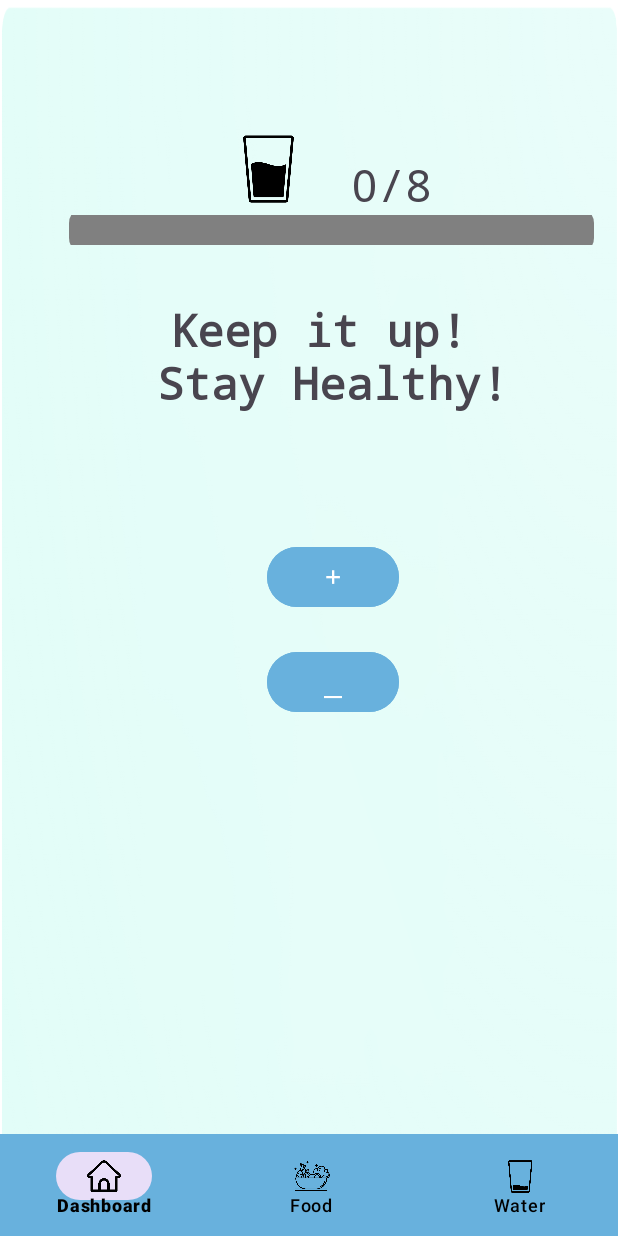
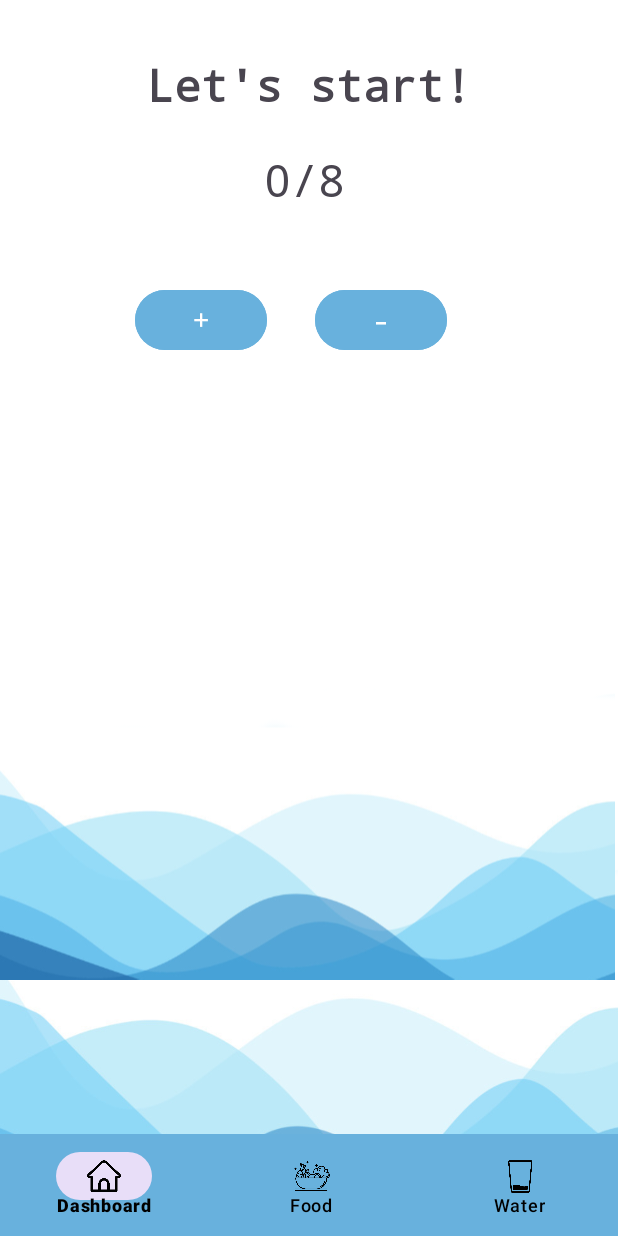
Before and after one commit to AyatKamona/Health-Harvest, an Android app: the WaterTrackerActivity screen opened directly, with no data from a screen before it, on a phone screen of 412 x 824 dp. Run offline under Robolectric (Android 15) with nearby library versions, the phone set to English and light mode, and no system bars.

Commit message:
redesigned water page

```diff
--- a/HealthHarvest/app/build.gradle
+++ b/HealthHarvest/app/build.gradle
@@ -35,9 +35,13 @@ android {
 dependencies {
 
     implementation 'androidx.core:core-ktx:1.8.0'
+    def lottieVersion = "3.4.0"
+    implementation "com.airbnb.android:lottie:$lottieVersion"
     implementation 'androidx.appcompat:appcompat:1.6.1'
     implementation 'com.google.android.material:material:1.5.0'
     implementation 'androidx.constraintlayout:constraintlayout:2.1.4'
+    implementation 'com.github.bumptech.glide:glide:4.12.0'
+    annotationProcessor 'com.github.bumptech.glide:compiler:4.12.0'
     testImplementation 'junit:junit:4.13.2'
     androidTestImplementation 'androidx.test.ext:junit:1.1.5'
     androidTestImplementation 'androidx.test.espresso:espresso-core:3.5.1'
--- a/HealthHarvest/app/src/main/AndroidManifest.xml
+++ b/HealthHarvest/app/src/main/AndroidManifest.xml
@@ -3,6 +3,7 @@
     xmlns:tools="http://schemas.android.com/tools">
     <uses-permission android:name="android.permission.FOREGROUND_SERVICE" />
     <uses-permission android:name="android.permission.POST_NOTIFICATIONS" />
+    <uses-permission android:name="android.permission.INTERNET" />
 
     <application
         android:allowBackup="true"
--- a/HealthHarvest/app/src/main/java/csci5708/mobilecomputing/healthharvest/WaterTrackerActivity.kt
+++ b/HealthHarvest/app/src/main/java/csci5708/mobilecomputing/healthharvest/WaterTrackerActivity.kt
@@ -19,31 +19,34 @@ import androidx.core.app.NotificationCompat
 import com.google.android.material.bottomnavigation.BottomNavigationView
 import csci5708.mobilecomputing.healthharvest.receivers.WaterNotificationActionReceiver
 import csci5708.mobilecomputing.healthharvest.services.WaterCounterNotificationService
+import com.bumptech.glide.Glide
+import com.bumptech.glide.load.resource.drawable.DrawableTransitionOptions
+import com.bumptech.glide.request.RequestOptions
 
 class WaterTrackerActivity : AppCompatActivity() {
 
     var count: Int = 0
-    private lateinit var waterIcon: ImageView
+    private var waveImages: Array<Int> = arrayOf(
+        R.drawable.wave0, R.drawable.wave1, R.drawable.wave2, R.drawable.wave3,
+        R.drawable.wave4, R.drawable.wave5, R.drawable.wave6, R.drawable.wave7,
+        R.drawable.wave8
+    )
+    private lateinit var waterFill: ImageView
     private lateinit var waterDatabaseHelper: WaterDatabaseHelper
     override fun onCreate(savedInstanceState: Bundle?) {
         super.onCreate(savedInstanceState)
         setContentView(R.layout.activity_water_tracker)
-
         val tvtext: TextView = findViewById(R.id.tvtext)
         val btnplus: Button = findViewById(R.id.btnplus)
         val btnminus: Button = findViewById(R.id.btnminus)
-        val progressBar: ProgressBar = findViewById(R.id.progressBar)
-        waterIcon = findViewById(R.id.waterIcon)
+        waterFill = findViewById(R.id.waterFill)
         val waterDialogue: TextView = findViewById(R.id.waterDialogue)
 
         waterDatabaseHelper = WaterDatabaseHelper(this)
         count = waterDatabaseHelper.getTotalWaterIntakeForToday()
         tvtext.setText("" + count)
         waterDialogue.setText("Let's start!")
-
-        progressBar.setProgress(count * 10)
         setwaterDialogue(waterDialogue, count)
-        animateIcons(waterDialogue)
 
         val bottomNavigationView: BottomNavigationView = findViewById(R.id.bottomNavigationView)
 
@@ -75,9 +78,7 @@ class WaterTrackerActivity : AppCompatActivity() {
             waterDatabaseHelper.addWaterIntakeForToday()
             count = waterDatabaseHelper.getTotalWaterIntakeForToday()
             tvtext.setText("" + count)
-            progressBar.setProgress(count * 10)
             setwaterDialogue(waterDialogue, count)
-            animateIcons(waterDialogue)
             updateNotification(this, count)
 
 
@@ -88,9 +89,7 @@ class WaterTrackerActivity : AppCompatActivity() {
                 waterDatabaseHelper.removeLatestWaterIntakeForToday()
                 count = waterDatabaseHelper.getTotalWaterIntakeForToday()
                 tvtext.setText("" + count)
-                progressBar.setProgress(count * 10)
                 setwaterDialogue(waterDialogue, count)
-                animateIcons(waterDialogue)
                 updateNotification(this, count)
             }
 
@@ -98,48 +97,22 @@ class WaterTrackerActivity : AppCompatActivity() {
         }
     }
 
-    private fun animateIcons(waterDialogue: TextView) {
+    private fun setwaterDialogue(waterDialogue: TextView, count: Int) {
+            val maxWaterLevel = 8
+            val clampedCount = count.coerceIn(0, maxWaterLevel)
 
-        val refreshRotation = ObjectAnimator.ofFloat(waterIcon, View.ROTATION, -45f, 0f, 45f, 0f)
-        refreshRotation.duration = 1000
-        refreshRotation.interpolator = AccelerateDecelerateInterpolator()
+            // Use Glide to load the image into the ImageView with Crossfade transition
+            Glide.with(this)
+                .load(waveImages[clampedCount])
+                .transition(DrawableTransitionOptions.withCrossFade())
+                .into(waterFill)
+        }
 
-        val starScaleX = ObjectAnimator.ofFloat(waterDialogue, View.SCALE_X, 1f, 1.2f, 1f)
-        starScaleX.duration = 500
-        starScaleX.repeatCount = 1
-        starScaleX.repeatMode = ObjectAnimator.REVERSE
-
-        val starScaleY = ObjectAnimator.ofFloat(waterDialogue, View.SCALE_Y, 1f, 1.2f, 1f)
-        starScaleY.duration = 500
-        starScaleY.repeatCount = 1
-        starScaleY.repeatMode = ObjectAnimator.REVERSE
-
-        val animatorSet = AnimatorSet()
-        animatorSet.playTogether(refreshRotation, starScaleX, starScaleY)
-        animatorSet.start()
+    override fun onDestroy() {
+        super.onDestroy()
+        Glide.with(this).clear(waterFill)
     }
 
-    private fun setwaterDialogue(waterDialogue: TextView, count: Int) {
-        if (count.equals(1)) {
-            waterDialogue.setText(getString(R.string.dialogue1))
-        } else if (count.equals(2)) {
-            waterDialogue.setText(getString(R.string.dialogue2))
-        } else if (count.equals(3)) {
-            waterDialogue.setText(getString(R.string.dialogue3))
-        } else if (count.equals(4)) {
-            waterDialogue.setText(getString(R.string.dialogue4))
-        } else if (count.equals(5)) {
-            waterDialogue.setText(getString(R.string.dialogue5))
-        } else if (count.equals(6)) {
-            waterDialogue.setText(getString(R.string.dialogue6))
-        } else if (count.equals(7)) {
-            waterDialogue.setText(getString(R.string.dialogue7))
-        } else if (count.equals(8)) {
-            waterDialogue.setText(getString(R.string.dialogue8))
-        } else {
-            waterDialogue.setText(getString(R.string.dialogue9))
-        }
-    }
 
     private fun getPendingIntentForAction(context: Context, action: String): PendingIntent {
         val intent = Intent(context, WaterNotificationActionReceiver::class.java).apply {
--- a/HealthHarvest/app/src/main/res/layout/activity_user_dashboard.xml
+++ b/HealthHarvest/app/src/main/res/layout/activity_user_dashboard.xml
@@ -28,8 +28,8 @@
 
     <ImageView
         android:id="@+id/tree_pic"
-        android:layout_width="329dp"
-        android:layout_height="393dp"
+        android:layout_width="319dp"
+        android:layout_height="375dp"
         android:foregroundGravity="center"
         app:layout_constraintBottom_toBottomOf="parent"
         app:layout_constraintEnd_toEndOf="parent"
@@ -104,8 +104,8 @@
 
     <TextView
         android:id="@+id/whatsNeeded"
-        android:layout_width="396dp"
-        android:layout_height="49dp"
+        android:layout_width="408dp"
+        android:layout_height="56dp"
         android:background="@drawable/bordersquare"
         android:fontFamily="monospace"
         android:gravity="center"
--- a/HealthHarvest/app/src/main/res/layout/activity_water_tracker.xml
+++ b/HealthHarvest/app/src/main/res/layout/activity_water_tracker.xml
@@ -1,89 +1,61 @@
 <?xml version="1.0" encoding="utf-8"?>
-<androidx.constraintlayout.widget.ConstraintLayout xmlns:android="http://schemas.android.com/apk/res/android"
+<androidx.constraintlayout.widget.ConstraintLayout  xmlns:android="http://schemas.android.com/apk/res/android"
     xmlns:app="http://schemas.android.com/apk/res-auto"
     xmlns:tools="http://schemas.android.com/tools"
     android:layout_width="match_parent"
     android:layout_height="match_parent"
-    android:background="@drawable/startbackground"
+    android:background="@drawable/wave0"
     tools:context=".WaterTrackerActivity">
 
-
-    <ProgressBar
-        android:id="@+id/progressBar"
-        style="@android:style/Widget.ProgressBar.Horizontal"
-        android:layout_width="350dp"
-        android:layout_height="20dp"
-        android:max="80"
-        android:progress="0"
-        android:progressDrawable="@drawable/my_progressbar"
+    <ImageView
+        android:id="@+id/waterFill"
+        android:layout_width="410dp"
+        android:layout_height="663dp"
         app:layout_constraintBottom_toBottomOf="parent"
         app:layout_constraintEnd_toEndOf="parent"
-        app:layout_constraintHorizontal_bias="0.737"
+        app:layout_constraintHorizontal_bias="0.0"
         app:layout_constraintStart_toStartOf="parent"
         app:layout_constraintTop_toTopOf="parent"
-        app:layout_constraintVertical_bias="0.178" />
+        app:layout_constraintVertical_bias="0.0" />
 
-    <TextView
-        android:id="@+id/waterDialogue"
-        android:layout_width="wrap_content"
-        android:layout_height="wrap_content"
-        android:layout_marginTop="36dp"
-        android:backgroundTint="#68B1DD"
-        android:fontFamily="monospace"
-        android:text="Water Tracker"
-        android:textAlignment="center"
-        android:textSize="30sp"
-        android:textStyle="bold"
-        app:layout_constraintEnd_toEndOf="@+id/progressBar"
-        app:layout_constraintHorizontal_bias="0.504"
-        app:layout_constraintStart_toStartOf="@+id/progressBar"
-        app:layout_constraintTop_toBottomOf="@+id/progressBar" />
 
     <androidx.appcompat.widget.LinearLayoutCompat
-        android:layout_width="wrap_content"
-        android:layout_height="wrap_content"
-        tools:layout_editor_absoluteX="128dp"
-        tools:layout_editor_absoluteY="63dp"
+        android:layout_width="94dp"
+        android:layout_height="51dp"
+        android:layout_marginBottom="528dp"
         android:orientation="horizontal"
-        app:layout_constraintBottom_toTopOf="@+id/progressBar"
-        app:layout_constraintEnd_toEndOf="@+id/progressBar"
-        app:layout_constraintStart_toStartOf="@+id/progressBar">
-
-        <ImageView
-            android:id="@+id/waterIcon"
-            android:layout_width="50dp"
-            android:layout_height="50dp"
-            android:src="@drawable/ic_glass"
-            app:layout_constraintBottom_toTopOf="@+id/btnplus"
-            app:layout_constraintEnd_toEndOf="@+id/progressBar"
-            app:layout_constraintStart_toStartOf="@+id/progressBar"
-            app:layout_constraintTop_toBottomOf="@+id/progressBar" />
+        app:layout_constraintBottom_toBottomOf="@+id/waterFill"
+        app:layout_constraintEnd_toEndOf="parent"
+        app:layout_constraintHorizontal_bias="0.46"
+        app:layout_constraintStart_toStartOf="parent"
+        app:layout_constraintTop_toBottomOf="@+id/waterDialogue"
+        app:layout_constraintVertical_bias="1.0">
 
         <TextView
             android:id="@+id/tvtext"
             android:layout_width="wrap_content"
             android:layout_height="wrap_content"
+            android:fontFamily="monospace"
             android:paddingLeft="30dp"
             android:paddingTop="15dp"
-            android:fontFamily="monospace"
             android:text="WT"
             android:textSize="30sp"
-            app:layout_constraintBottom_toTopOf="@+id/btnplus"
-            app:layout_constraintEnd_toEndOf="@+id/progressBar"
-            app:layout_constraintStart_toStartOf="@+id/progressBar"
-            app:layout_constraintTop_toBottomOf="@+id/progressBar" />
+            app:layout_constraintBottom_toTopOf="parent"
+            app:layout_constraintEnd_toEndOf="parent"
+            app:layout_constraintStart_toStartOf="parent"
+            app:layout_constraintTop_toBottomOf="parent" />
 
         <TextView
             android:layout_width="wrap_content"
             android:layout_height="wrap_content"
+            android:fontFamily="monospace"
             android:paddingTop="15dp"
             android:text="/8"
-            android:fontFamily="monospace"
             android:textSize="30sp"
-            app:layout_constraintBottom_toTopOf="@+id/btnplus"
-            app:layout_constraintEnd_toEndOf="@+id/progressBar"
-            app:layout_constraintStart_toStartOf="@+id/progressBar"
-            app:layout_constraintTop_toBottomOf="@+id/progressBar" />
+            app:layout_constraintBottom_toTopOf="parent"
+            app:layout_constraintEnd_toEndOf="parent"
+            app:layout_constraintStart_toStartOf="parent"
+            app:layout_constraintTop_toBottomOf="parent" />
 
     </androidx.appcompat.widget.LinearLayoutCompat>
 
@@ -97,11 +69,11 @@
         android:textColor="@color/white"
         android:textSize="20sp"
         app:layout_constraintBottom_toBottomOf="parent"
-        app:layout_constraintEnd_toEndOf="@+id/progressBar"
-        app:layout_constraintHorizontal_bias="0.504"
-        app:layout_constraintStart_toStartOf="@+id/progressBar"
-        app:layout_constraintTop_toBottomOf="@+id/progressBar"
-        app:layout_constraintVertical_bias="0.322" />
+        app:layout_constraintEnd_toEndOf="parent"
+        app:layout_constraintHorizontal_bias="0.278"
+        app:layout_constraintStart_toStartOf="parent"
+        app:layout_constraintTop_toTopOf="parent"
+        app:layout_constraintVertical_bias="0.244" />
 
     <Button
         android:id="@+id/btnminus"
@@ -109,15 +81,15 @@
         android:layout_height="wrap_content"
         android:backgroundTint="#68B1DD"
         android:fontFamily="monospace"
-        android:text="_"
+        android:text="-"
         android:textColor="@color/white"
         android:textSize="20sp"
         app:layout_constraintBottom_toBottomOf="parent"
-        app:layout_constraintEnd_toEndOf="@+id/btnplus"
-        app:layout_constraintHorizontal_bias="0.432"
-        app:layout_constraintStart_toStartOf="@+id/btnplus"
-        app:layout_constraintTop_toBottomOf="@+id/btnplus"
-        app:layout_constraintVertical_bias="0.06" />
+        app:layout_constraintEnd_toEndOf="parent"
+        app:layout_constraintHorizontal_bias="0.22"
+        app:layout_constraintStart_toEndOf="@+id/btnplus"
+        app:layout_constraintTop_toTopOf="parent"
+        app:layout_constraintVertical_bias="0.244" />
 
     <com.google.android.material.bottomnavigation.BottomNavigationView
         android:id="@+id/bottomNavigationView"
@@ -133,7 +105,26 @@
         app:layout_constraintStart_toStartOf="parent"
         app:layout_constraintTop_toTopOf="parent"
         app:layout_constraintVertical_bias="1.0"
-        app:menu="@menu/menu" />
+        app:menu="@menu/menu" >
+
+    </com.google.android.material.bottomnavigation.BottomNavigationView>
+
+    <TextView
+        android:id="@+id/waterDialogue"
+        android:layout_width="wrap_content"
+        android:layout_height="wrap_content"
+        android:layout_marginTop="36dp"
+        android:backgroundTint="#68B1DD"
+        android:fontFamily="monospace"
+        android:text="Water Tracker"
+        android:textAlignment="center"
+        android:textSize="30sp"
+        android:textStyle="bold"
+        app:layout_constraintBottom_toBottomOf="@+id/waterFill"
+        app:layout_constraintEnd_toEndOf="parent"
+        app:layout_constraintStart_toStartOf="parent"
+        app:layout_constraintTop_toTopOf="parent"
+        app:layout_constraintVertical_bias="0.0" />
 
 
 </androidx.constraintlayout.widget.ConstraintLayout>
```
Also changed, not shown: HealthHarvest/app/src/main/res/drawable/wave0.png, HealthHarvest/app/src/main/res/drawable/wave1.jpg, HealthHarvest/app/src/main/res/drawable/wave2.png, HealthHarvest/app/src/main/res/drawable/wave3.png, HealthHarvest/app/src/main/res/drawable/wave4.png, HealthHarvest/app/src/main/res/drawable/wave5.png (added), HealthHarvest/app/src/main/res/drawable/wave6.png, HealthHarvest/app/src/main/res/drawable/wave7.png, HealthHarvest/app/src/main/res/drawable/wave8.png.
